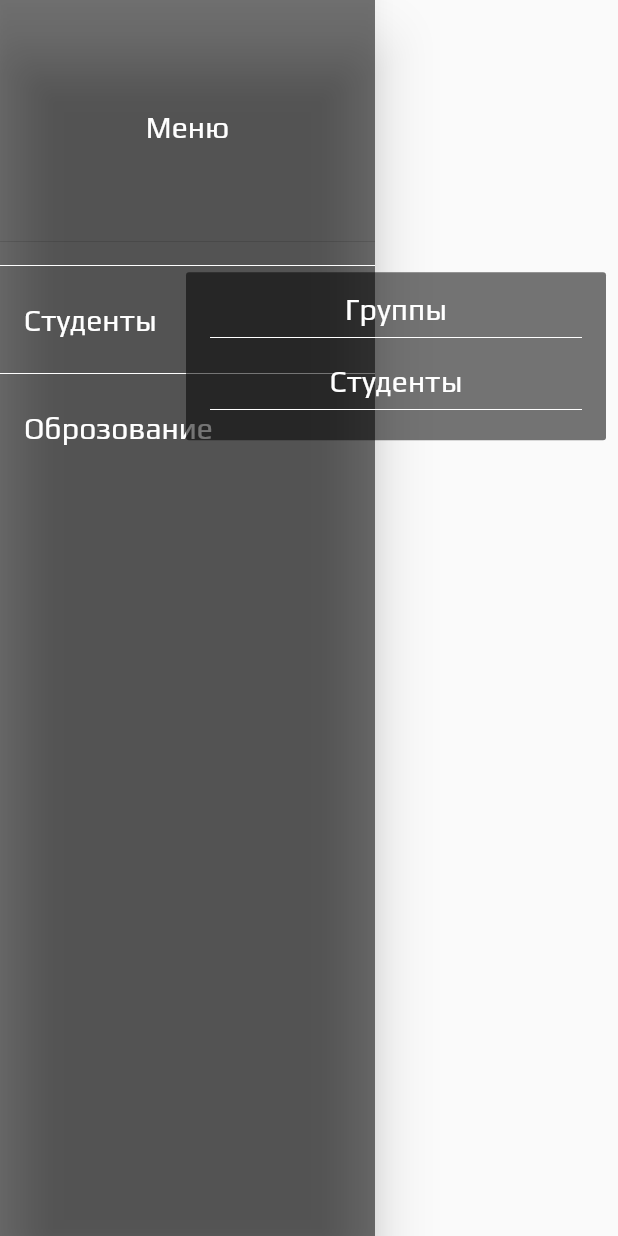
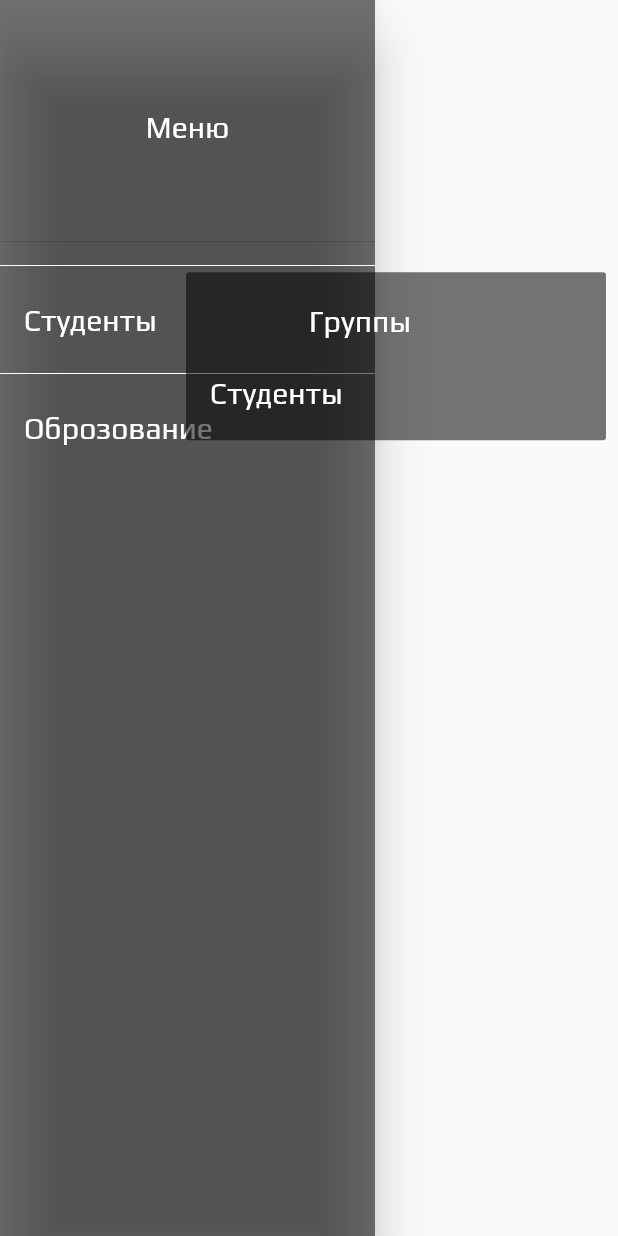
Before and after one commit to Akbar7887/educationdashboard, a Flutter app: the Menu widget shown alone on an empty page, opened directly, after a tap on "Студенты", on a phone screen of 412 x 824 dp. Run offline on Flutter 3.47's test engine with Material 2 defaults, Android fonts, the phone set to English and light mode, and no system bars; our stand-ins replace date_field, flutter_bloc, flutter_secure_storage, google_fonts, toast; accounts and stored records are empty; network calls fail.

Commit message:
Initial commit

```diff
--- a/lib/pages/widgets/menu.dart
+++ b/lib/pages/widgets/menu.dart
@@ -60,9 +60,9 @@ class Menu extends StatelessWidget {
                                     width: 200,
                                     alignment: Alignment.center,
                                   ),
-                                  Divider(
-                                    color: Colors.white,
-                                  )
+                                  // Divider(
+                                  //   color: Colors.white,
+                                  // )
                                 ],
                               )),
                           PopupMenuItem(
@@ -80,9 +80,9 @@ class Menu extends StatelessWidget {
                                           fontSize: 20,
                                           fontFamily: Ui.font,
                                           color: Colors.white)),
-                                  Divider(
-                                    color: Colors.white,
-                                  )
+                                  // Divider(
+                                  //   color: Colors.white,
+                                  // )
                                 ],
                               )),
                         ])),
@@ -118,9 +118,9 @@ class Menu extends StatelessWidget {
                                           fontSize: 20,
                                           fontFamily: Ui.font,
                                           color: Colors.white)),
-                                  Divider(
-                                    color: Colors.white,
-                                  )
+                                  // Divider(
+                                  //   color: Colors.white,
+                                  // )
                                 ],
                               )),
                           PopupMenuItem(
@@ -138,9 +138,9 @@ class Menu extends StatelessWidget {
                                           fontSize: 20,
                                           fontFamily: Ui.font,
                                           color: Colors.white)),
-                                  Divider(
-                                    color: Colors.white,
-                                  )
+                                  // Divider(
+                                  //   color: Colors.white,
+                                  // )
                                 ],
                               )),
                         ])),
```
